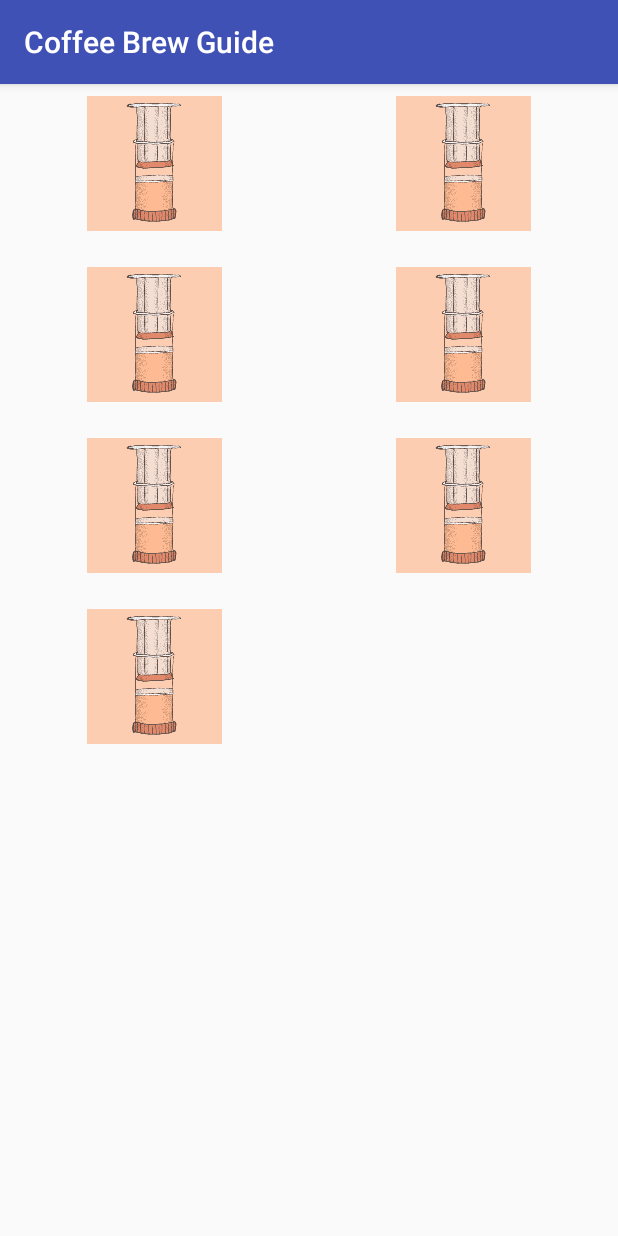
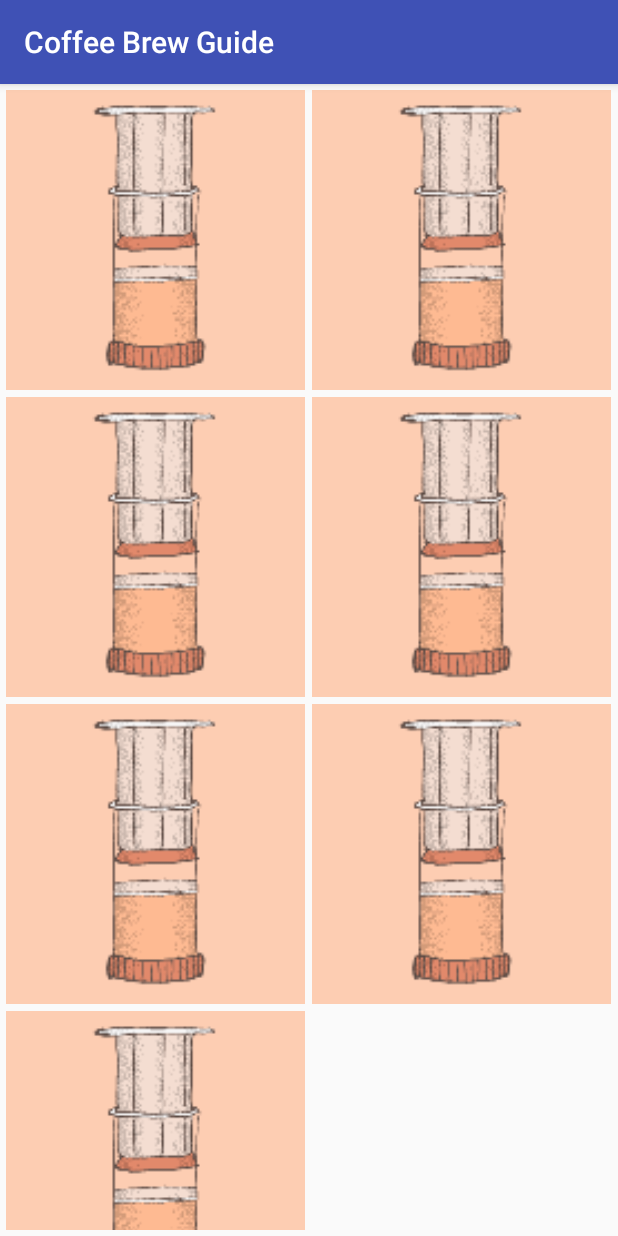
Before and after one commit to pattrickrice/Coffee-Brew-Guide, an Android app: the screen it shows after launch (MainActivity), on a phone screen of 412 x 824 dp. Run offline under Robolectric (Android 15) with nearby library versions, the phone set to English and light mode, and no system bars.

Commit message:
edit gridview styling

```diff
--- a/App/CoffeeBrewGuide/app/src/main/res/layout/activity_main.xml
+++ b/App/CoffeeBrewGuide/app/src/main/res/layout/activity_main.xml
@@ -6,13 +6,13 @@
     <GridView xmlns:android="http://schemas.android.com/apk/res/android"
         android:id="@+id/gridview"
         android:layout_width="wrap_content"
-        android:layout_height="match_parent"
-        android:adjustViewBounds="true"
-        android:columnWidth="200dp"
-        android:gravity="center"
-        android:horizontalSpacing="0dp"
+        android:layout_height="wrap_content"
         android:numColumns="auto_fit"
         android:stretchMode="columnWidth"
-        android:verticalSpacing="8dp" />
+        android:gravity="center"
+        android:horizontalSpacing="5dp"
+        android:verticalSpacing="5dp"
+        android:padding="4dp"
+        />
 
 </LinearLayout>
--- a/App/CoffeeBrewGuide/app/src/main/res/layout/grid_tile.xml
+++ b/App/CoffeeBrewGuide/app/src/main/res/layout/grid_tile.xml
@@ -5,10 +5,9 @@
 
     <ImageView
         android:id="@+id/grid_tile_image"
-        android:layout_width="wrap_content"
-        android:layout_height="wrap_content"
+        android:layout_width="200dp"
+        android:layout_height="200dp"
         android:scaleType="centerCrop"
         android:layout_gravity="center"
-        android:padding="8dp"
         />
 </LinearLayout>
```
